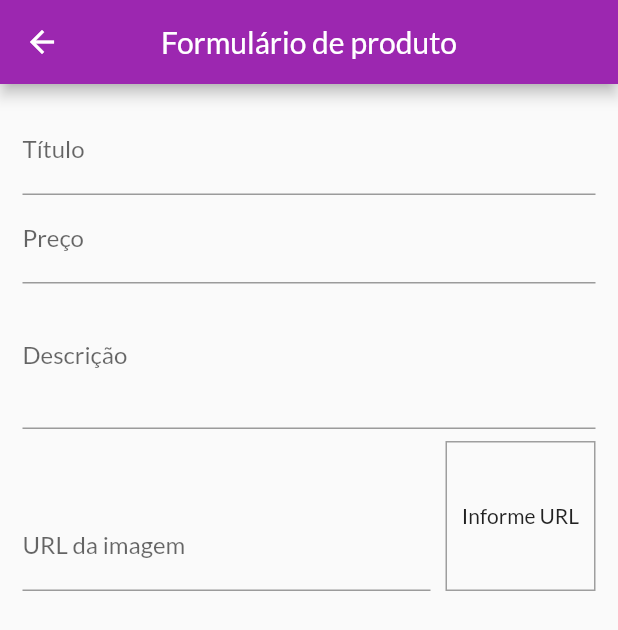
After one commit to zenonalex/apploja, a Flutter app: the ProductFormScreen screen opened by its route, on a phone screen of 412 x 824 dp. The commit adds this screen. Shown: the top 630 px of the screen. Run offline on Flutter 3.47's test engine with Material 2 defaults, Android fonts, the phone set to English and light mode, and no system bars; network calls fail.

Commit message:
última atualização

```diff
--- a/lib/main.dart
+++ b/lib/main.dart
@@ -1,10 +1,12 @@
 import 'package:flutter/material.dart';
 import 'package:provider/provider.dart';
 
+import './views/products_screen.dart';
 import './views/cart_screen.dart';
 import './views/product_detail_screen.dart';
 import './views/products_overview_screen.dart';
 import './views/orders_screen.dart';
+import './views/product_form_screen.dart';
 
 import './utils/app_routes.dart';
 import './providers/products.dart';
@@ -40,6 +42,8 @@ class MyApp extends StatelessWidget {
           AppRoutes.PRODUCT_DETAIL: (ctx) => ProductDetailScreen(),
           AppRoutes.CART: (ctx) => CartScreen(),
           AppRoutes.ORDERS: (ctx) => OrdersScreen(),
+          AppRoutes.PRODUCTS: (ctx) => ProductsScreen(),
+          AppRoutes.PRODUCT_FORM: (ctx) => ProductFormScreen(),
         },
       ),
     );
--- a/lib/providers/products.dart
+++ b/lib/providers/products.dart
@@ -16,4 +16,8 @@ class Products with ChangeNotifier {
     _items.add(product);
     notifyListeners();
   }
+
+  int get itemsCount {
+    return _items.length;
+  }
 }
--- a/lib/utils/app_routes.dart
+++ b/lib/utils/app_routes.dart
@@ -1,6 +1,8 @@
 class AppRoutes {
+  static final HOME = '/';
   static final PRODUCT_DETAIL = '/product-detail';
   static final CART = '/cart';
   static final ORDERS = '/orders';
-  static final HOME = '/';
+  static final PRODUCTS = '/products';
+  static final PRODUCT_FORM = '/product-form';
 }
--- /dev/null
+++ b/lib/views/product_form_screen.dart
@@ -0,0 +1,116 @@
+import 'package:flutter/cupertino.dart';
+import 'package:flutter/material.dart';
+
+class ProductFormScreen extends StatefulWidget {
+  @override
+  _ProductFormScreenState createState() => _ProductFormScreenState();
+}
+
+class _ProductFormScreenState extends State<ProductFormScreen> {
+  final _priceFocusNode = FocusNode();
+  final _descriptionFocusNode = FocusNode();
+  final _imageURLFocusNode = FocusNode();
+  final _imageURLController = TextEditingController();
+
+  @override
+  void initState() {
+    super.initState();
+    _imageURLFocusNode.addListener(_updateImageURL);
+  }
+
+  void _updateImageURL() {
+    setState(() {});
+  }
+
+  @override
+  void dispose() {
+    super.dispose();
+    _priceFocusNode.dispose();
+    _descriptionFocusNode.dispose();
+    _imageURLFocusNode.removeListener(_updateImageURL);
+    _imageURLFocusNode.dispose();
+  }
+
+  @override
+  Widget build(BuildContext context) {
+    return Scaffold(
+      appBar: AppBar(
+        title: Text('Formulário de produto'),
+        centerTitle: true,
+      ),
+      body: Padding(
+        padding: const EdgeInsets.all(15.0),
+        child: Form(
+            child: ListView(
+          children: <Widget>[
+            TextFormField(
+              decoration: InputDecoration(
+                labelText: 'Título',
+              ),
+              textInputAction: TextInputAction.next,
+              onFieldSubmitted: (_) {
+                FocusScope.of(context).requestFocus(_priceFocusNode);
+              },
+            ),
+            TextFormField(
+              decoration: InputDecoration(
+                labelText: 'Preço',
+              ),
+              textInputAction: TextInputAction.next,
+              focusNode: _priceFocusNode,
+              onFieldSubmitted: (_) {
+                FocusScope.of(context).requestFocus(_descriptionFocusNode);
+              },
+              keyboardType: TextInputType.numberWithOptions(
+                decimal: true,
+              ),
+            ),
+            TextFormField(
+              decoration: InputDecoration(
+                labelText: 'Descrição',
+              ),
+              maxLines: 3,
+              keyboardType: TextInputType.multiline,
+              focusNode: _descriptionFocusNode,
+            ),
+            Row(
+              crossAxisAlignment: CrossAxisAlignment.end,
+              children: [
+                Expanded(
+                  child: TextFormField(
+                    decoration: InputDecoration(labelText: 'URL da imagem'),
+                    keyboardType: TextInputType.url,
+                    focusNode: _imageURLFocusNode,
+                    controller: _imageURLController,
+                    textInputAction: TextInputAction.done,
+                  ),
+                ),
+                Container(
+                  margin: EdgeInsets.only(
+                    top: 8.0,
+                    left: 10.0,
+                  ),
+                  height: 100,
+                  width: 100,
+                  decoration: BoxDecoration(
+                      border: Border.all(
+                    color: Colors.grey,
+                    width: 1,
+                  )),
+                  alignment: Alignment.center,
+                  child: _imageURLController.text.isEmpty
+                      ? Text('Informe URL')
+                      : FittedBox(
+                          child: Image.network(
+                          _imageURLController.text,
+                          fit: BoxFit.cover,
+                        )),
+                )
+              ],
+            )
+          ],
+        )),
+      ),
+    );
+  }
+}
```
Also changed, not shown: lib/views/products_screen.dart (added, +40 -0 lines), lib/widget/app_drawer.dart (+9 -0 lines), lib/widget/product_item.dart (added, +35 -0 lines).
